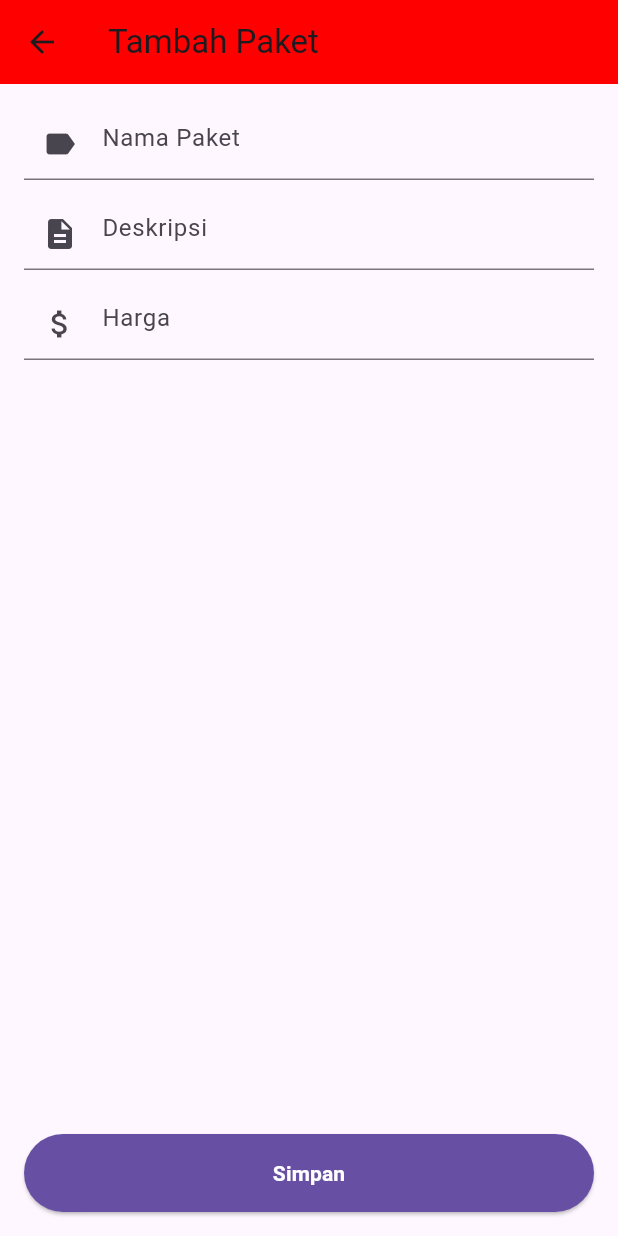
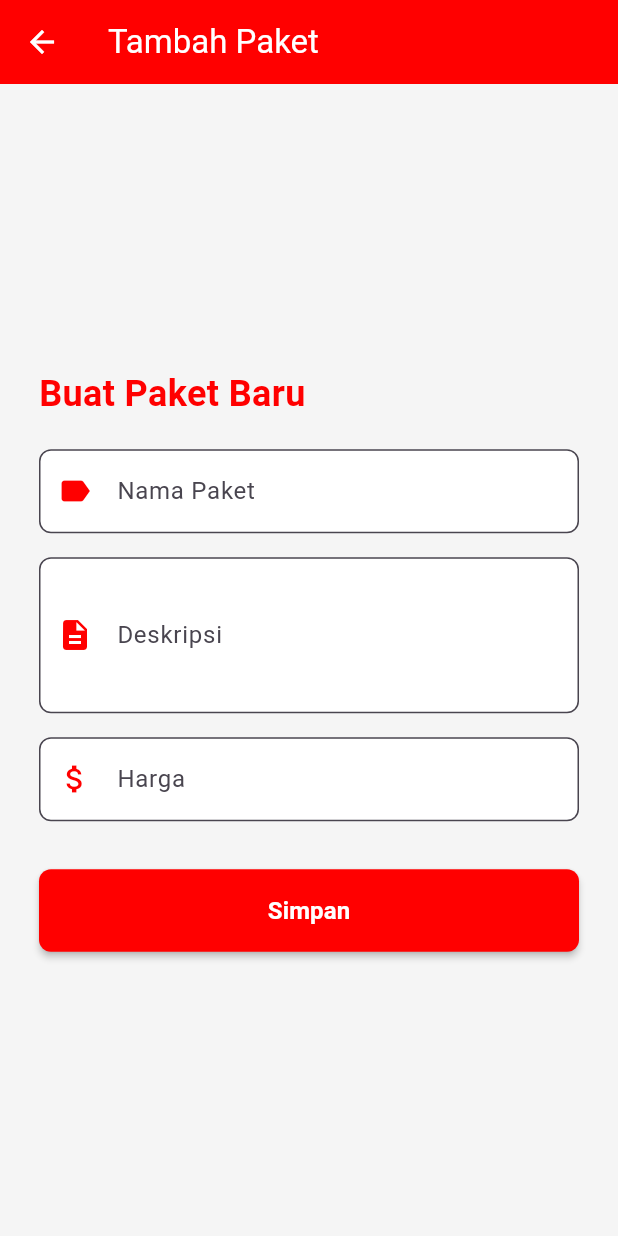
Before and after one commit to Arafian01/Flutter-Project, a Flutter app: the AddPaketPage screen opened by its route, on a phone screen of 412 x 824 dp. Run offline on Flutter 3.47's test engine with Material 3 defaults, Android fonts, the phone set to English and light mode, and no system bars; our stand-ins replace cloud_firestore, firebase_auth, firebase_core, flutter_secure_storage, google_fonts, image_picker; missing offline and left inert: dart_frog, postgres; accounts and stored records are empty.

Commit message:
Update add_paket_page.dart

```diff
--- a/project_wifi/lib/pages/admin/paket/add_paket_page.dart
+++ b/project_wifi/lib/pages/admin/paket/add_paket_page.dart
@@ -1,9 +1,7 @@
-// lib/pages/add_paket_page.dart
 import 'package:flutter/material.dart';
 import '../../../utils/utils.dart';
-import '../../../widgets/strong_main_button.dart';
 import '../../../models/paket.dart';
-import '../../../services/api_service.dart'; // or import the functions createPaket
+import '../../../services/api_service.dart';
 
 class AddPaketPage extends StatefulWidget {
   const AddPaketPage({Key? key}) : super(key: key);
@@ -41,7 +39,7 @@ class _AddPaketPageState extends State<AddPaketPage> {
       Navigator.pop(context, true);
     } catch (e) {
       ScaffoldMessenger.of(context).showSnackBar(
-        SnackBar(content: Text('Gagal menyimpan paket: \$e')),
+        SnackBar(content: Text('Gagal menyimpan paket: $e')),
       );
     } finally {
       setState(() => _isSaving = false);
@@ -50,48 +48,134 @@ class _AddPaketPageState extends State<AddPaketPage> {
 
   @override
   Widget build(BuildContext context) {
+    final isSmallScreen = MediaQuery.of(context).size.width < 600;
+
     return Scaffold(
+      backgroundColor: Colors.grey[100],
       appBar: AppBar(
         title: const Text('Tambah Paket'),
         backgroundColor: Utils.mainThemeColor,
+        foregroundColor: Colors.white,
+        elevation: 0,
       ),
-      body: Padding(
-        padding: const EdgeInsets.all(16.0),
+      body: Center(
+        child: Container(
+          constraints: const BoxConstraints(maxWidth: 400),
+          padding: const EdgeInsets.all(20.0),
+          child: SingleChildScrollView(
             child: Form(
               key: _formKey,
               child: Column(
+                mainAxisSize: MainAxisSize.min,
+                crossAxisAlignment: CrossAxisAlignment.start,
                 children: [
-              Utils.generateInputField(
-                hintText: 'Nama Paket',
-                iconData: Icons.label,
+                  Text(
+                    'Buat Paket Baru',
+                    style: TextStyle(
+                      fontSize: 24,
+                      fontWeight: FontWeight.bold,
+                      color: Utils.mainThemeColor,
+                    ),
+                  ),
+                  const SizedBox(height: 20),
+                  TextFormField(
                     controller: _nameController,
-                isPassword: false,
-                onChanged: (_) {},
+                    validator: (value) {
+                      if (value == null || value.trim().isEmpty) {
+                        return 'Nama paket wajib diisi';
+                      }
+                      return null;
+                    },
+                    decoration: InputDecoration(
+                      labelText: 'Nama Paket',
+                      hintText: 'Masukkan nama paket',
+                      prefixIcon: Icon(Icons.label, color: Utils.mainThemeColor),
+                      border: OutlineInputBorder(
+                        borderRadius: BorderRadius.circular(8),
                       ),
-              const SizedBox(height: 12),
-              Utils.generateInputField(
-                hintText: 'Deskripsi',
-                iconData: Icons.description,
+                      filled: true,
+                      fillColor: Colors.white,
+                    ),
+                    textInputAction: TextInputAction.next,
+                  ),
+                  const SizedBox(height: 16),
+                  TextFormField(
                     controller: _descController,
-                isPassword: false,
-                onChanged: (_) {},
+                    validator: (value) {
+                      if (value == null || value.trim().isEmpty) {
+                        return 'Deskripsi wajib diisi';
+                      }
+                      return null;
+                    },
+                    decoration: InputDecoration(
+                      labelText: 'Deskripsi',
+                      hintText: 'Masukkan deskripsi paket',
+                      prefixIcon: Icon(Icons.description, color: Utils.mainThemeColor),
+                      border: OutlineInputBorder(
+                        borderRadius: BorderRadius.circular(8),
                       ),
-              const SizedBox(height: 12),
-              Utils.generateInputField(
-                hintText: 'Harga',
-                iconData: Icons.attach_money,
+                      filled: true,
+                      fillColor: Colors.white,
+                    ),
+                    maxLines: 3,
+                    textInputAction: TextInputAction.next,
+                  ),
+                  const SizedBox(height: 16),
+                  TextFormField(
                     controller: _priceController,
-                isPassword: false,
-                onChanged: (_) {},
+                    validator: (value) {
+                      if (value == null || value.trim().isEmpty) {
+                        return 'Harga wajib diisi';
+                      }
+                      if (int.tryParse(value.trim()) == null || int.parse(value.trim()) <= 0) {
+                        return 'Masukkan harga yang valid';
+                      }
+                      return null;
+                    },
+                    keyboardType: TextInputType.number,
+                    decoration: InputDecoration(
+                      labelText: 'Harga',
+                      hintText: 'Masukkan harga paket',
+                      prefixIcon: Icon(Icons.attach_money, color: Utils.mainThemeColor),
+                      border: OutlineInputBorder(
+                        borderRadius: BorderRadius.circular(8),
                       ),
-              const Spacer(),
-              _isSaving
-                  ? const CircularProgressIndicator()
-                  : StrongMainButton(
-                label: 'Simpan',
-                onTap: _save,
+                      filled: true,
+                      fillColor: Colors.white,
+                    ),
+                    textInputAction: TextInputAction.done,
+                  ),
+                  const SizedBox(height: 32),
+                  AnimatedSwitcher(
+                    duration: const Duration(milliseconds: 300),
+                    child: _isSaving
+                        ? const Center(child: CircularProgressIndicator())
+                        : SizedBox(
+                      width: double.infinity,
+                      child: ElevatedButton(
+                        style: ElevatedButton.styleFrom(
+                          backgroundColor: Utils.mainThemeColor,
+                          foregroundColor: Colors.white,
+                          padding: const EdgeInsets.symmetric(vertical: 16),
+                          shape: RoundedRectangleBorder(
+                            borderRadius: BorderRadius.circular(8),
+                          ),
+                          elevation: 2,
+                        ),
+                        onPressed: _save,
+                        child: const Text(
+                          'Simpan',
+                          style: TextStyle(
+                            fontSize: 16,
+                            fontWeight: FontWeight.bold,
+                          ),
+                        ),
+                      ),
+                    ),
                   ),
                 ],
+              ),
+            ),
           ),
         ),
       ),
```
Lines whose indentation alone changed are shown as unchanged.
